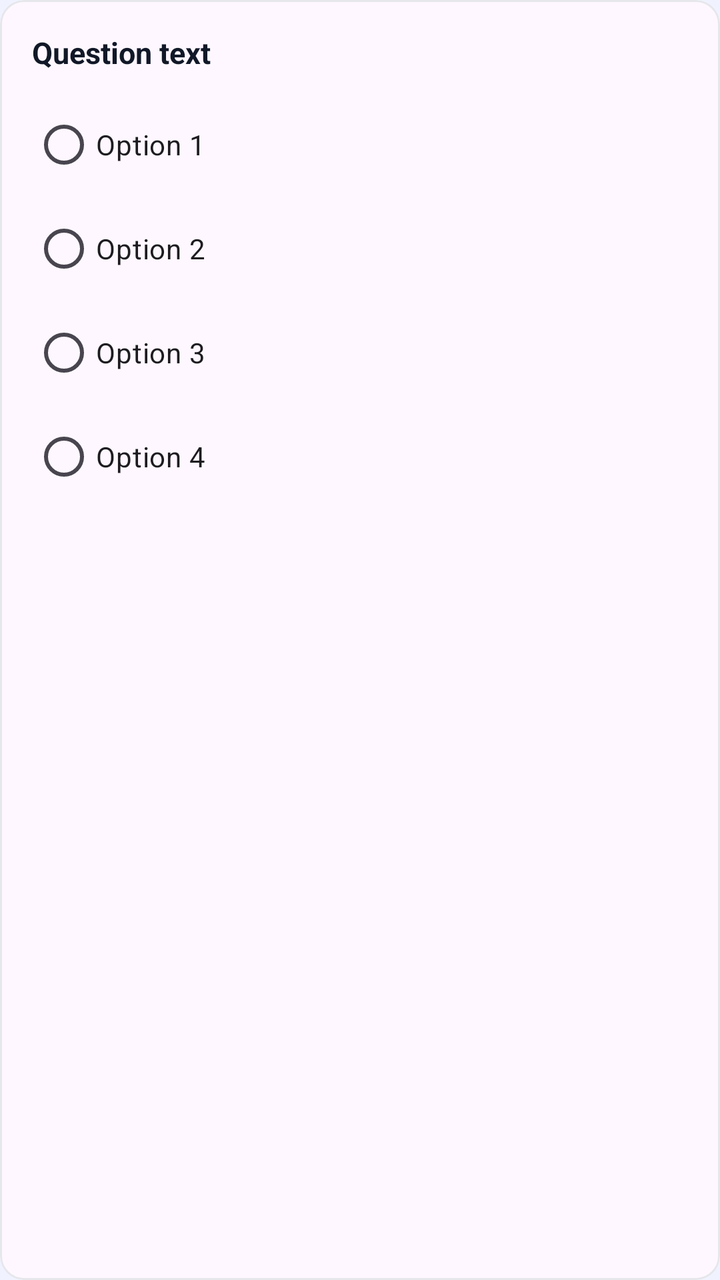
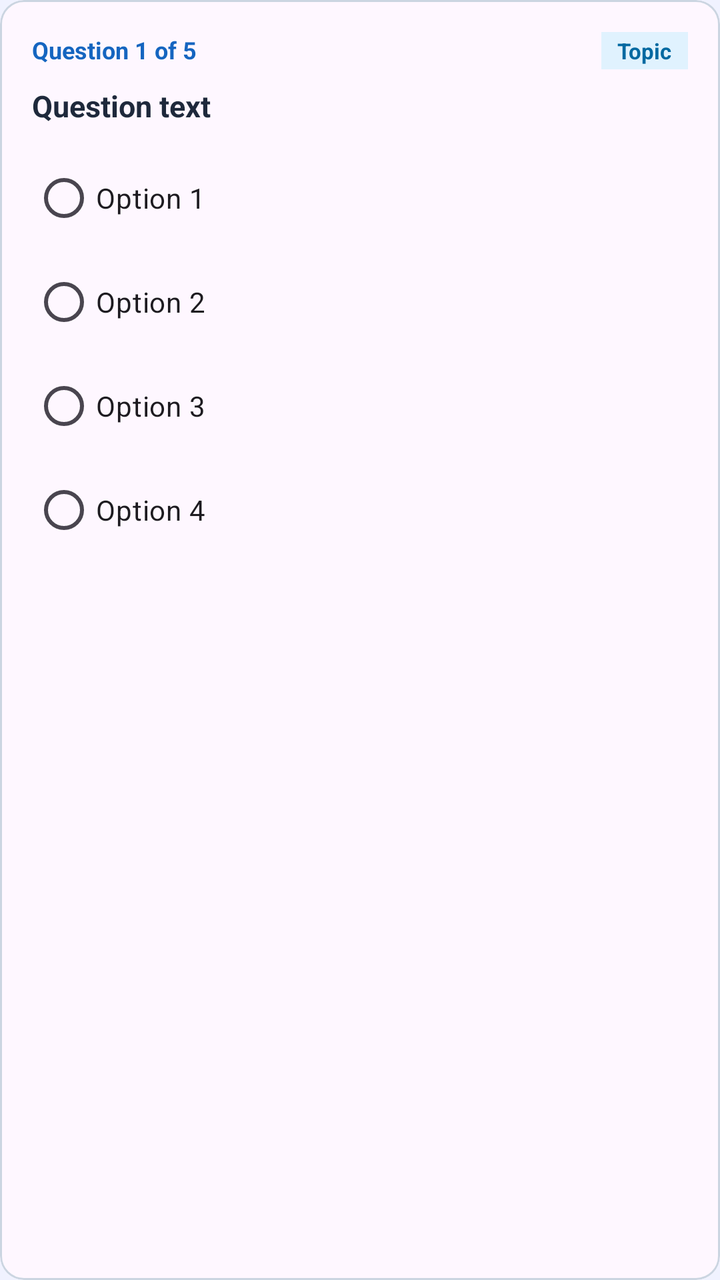

The first picture is an Android layout as it rendered before a commit; the second is the same layout after the commit. The layout source and the unified diff follow.
<!-- AndroidManifest.xml: application theme Theme.SkillSync -->
<!-- res/layout/item_exam_question.xml -->
<?xml version="1.0" encoding="utf-8"?>
<com.google.android.material.card.MaterialCardView xmlns:android="http://schemas.android.com/apk/res/android"
    xmlns:app="http://schemas.android.com/apk/res-auto"
    android:layout_width="match_parent"
    android:layout_height="wrap_content"
    android:layout_margin="8dp"
    app:cardCornerRadius="12dp"
    app:strokeColor="@color/border"
    app:strokeWidth="1dp">

    <LinearLayout
        android:layout_width="match_parent"
        android:layout_height="wrap_content"
        android:orientation="vertical"
        android:padding="16dp">

        <TextView
            android:id="@+id/tvExamQuestionText"
            android:layout_width="match_parent"
            android:layout_height="wrap_content"
            android:text="Question text"
            android:textColor="@color/text_primary"
            android:textSize="15sp"
            android:textStyle="bold"
            android:layout_marginBottom="12dp"/>

        <RadioGroup
            android:id="@+id/rgOptions"
            android:layout_width="match_parent"
            android:layout_height="wrap_content">

            <RadioButton
                android:id="@+id/rbOption1"
                android:layout_width="match_parent"
                android:layout_height="wrap_content"
                android:text="Option 1"
                android:textSize="14sp"
                android:layout_marginBottom="4dp"/>

            <RadioButton
                android:id="@+id/rbOption2"
                android:layout_width="match_parent"
                android:layout_height="wrap_content"
                android:text="Option 2"
                android:textSize="14sp"
                android:layout_marginBottom="4dp"/>

            <RadioButton
                android:id="@+id/rbOption3"
                android:layout_width="match_parent"
                android:layout_height="wrap_content"
                android:text="Option 3"
                android:textSize="14sp"
                android:layout_marginBottom="4dp"/>

            <RadioButton
                android:id="@+id/rbOption4"
                android:layout_width="match_parent"
                android:layout_height="wrap_content"
                android:text="Option 4"
                android:textSize="14sp"/>
        </RadioGroup>

    </LinearLayout>
</com.google.android.material.card.MaterialCardView>
<!-- resources referenced by this layout -->
<resources>
  <color name="border">#E5E7EB</color>
  <color name="text_primary">#111827</color>
  <style name="Theme.SkillSync" parent="Theme.Material3.DayNight.NoActionBar">
          
          <item name="colorPrimary">@color/primary</item>
          <item name="colorOnPrimary">@color/white</item>
          
          <item name="colorSecondary">@color/secondary</item>
          <item name="colorOnSecondary">@color/white</item>
          
          <item name="android:statusBarColor">@color/primary</item>
          <item name="android:windowBackground">@color/background</item>
      </style>
  <color name="primary">#4F46E5</color>
  <color name="white">#FFFFFFFF</color>
  <color name="secondary">#9333EA</color>
  <color name="background">#F0F2FF</color>
</resources>

<!-- the commit's change to res/layout/item_exam_question.xml (unified diff, before → after) -->
@@ -3,9 +3,9 @@
     xmlns:app="http://schemas.android.com/apk/res-auto"
     android:layout_width="match_parent"
     android:layout_height="wrap_content"
-    android:layout_margin="8dp"
+    android:layout_marginBottom="12dp"
     app:cardCornerRadius="12dp"
-    app:strokeColor="@color/border"
+    app:strokeColor="#CBD5E1"
     app:strokeWidth="1dp">
 
     <LinearLayout
@@ -14,12 +14,44 @@
         android:orientation="vertical"
         android:padding="16dp">
 
+        <LinearLayout
+            android:layout_width="match_parent"
+            android:layout_height="wrap_content"
+            android:orientation="horizontal"
+            android:layout_marginBottom="8dp">
+
+            <TextView
+                android:id="@+id/tvQuestionNum"
+                android:layout_width="0dp"
+                android:layout_height="wrap_content"
+                android:layout_weight="1"
+                android:text="Question 1 of 5"
+                android:textColor="#1565C0"
+                android:textSize="12sp"
+                android:textStyle="bold"/>
+
+            <TextView
+                android:id="@+id/tvTopicBadge"
+                android:layout_width="wrap_content"
+                android:layout_height="wrap_content"
+                android:text="Topic"
+                android:textColor="#0369A1"
+                android:background="#E0F2FE"
+                android:paddingLeft="8dp"
+                android:paddingTop="2dp"
+                android:paddingRight="8dp"
+                android:paddingBottom="2dp"
+                android:textSize="11sp"
+                android:textStyle="bold"/>
+
+        </LinearLayout>
+
         <TextView
             android:id="@+id/tvExamQuestionText"
             android:layout_width="match_parent"
             android:layout_height="wrap_content"
             android:text="Question text"
-            android:textColor="@color/text_primary"
+            android:textColor="#1E293B"
             android:textSize="15sp"
             android:textStyle="bold"
             android:layout_marginBottom="12dp"/>
@@ -61,5 +93,17 @@
                 android:textSize="14sp"/>
         </RadioGroup>
 
+        <TextView
+            android:id="@+id/tvQuestionExplanation"
+            android:layout_width="match_parent"
+            android:layout_height="wrap_content"
+            android:text="💡 Explanation: ..."
+            android:textColor="#64748B"
+            android:background="#F1F5F9"
+            android:padding="8dp"
+            android:textSize="12sp"
+            android:visibility="gone"
+            android:layout_marginTop="8dp"/>
+
     </LinearLayout>
 </com.google.android.material.card.MaterialCardView>
<!-- resource entries referenced after the edit -->
@@ -1,7 +1,5 @@
 <!-- resources referenced by this layout -->
 <resources>
-  <color name="border">#E5E7EB</color>
-  <color name="text_primary">#111827</color>
   <style name="Theme.SkillSync" parent="Theme.Material3.DayNight.NoActionBar">
           
           <item name="colorPrimary">@color/primary</item>
